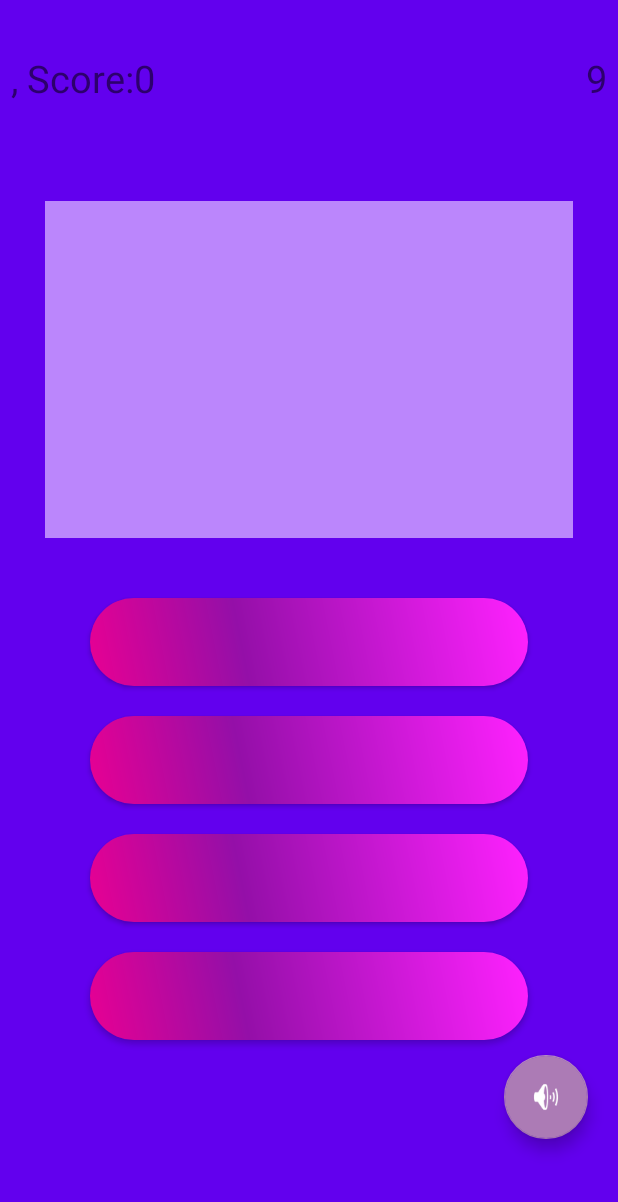
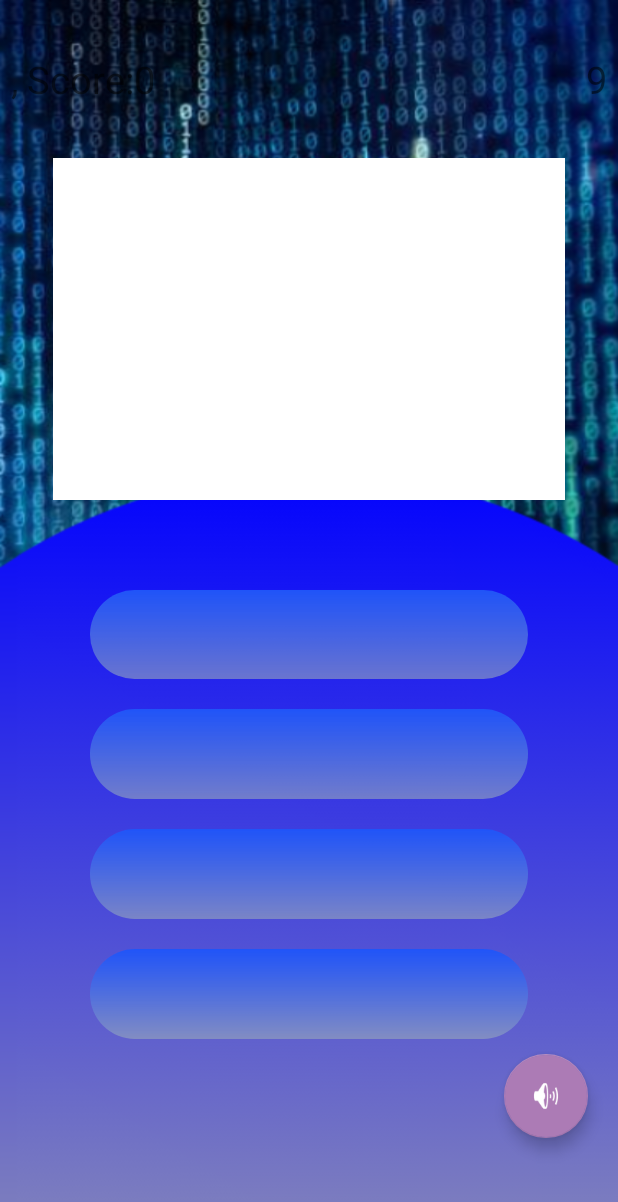
Before and after one commit to SaarSkittel/WhoWantsToBeAProgrammer, an Android app: the GamePlayActivity screen opened directly, with no data from a screen before it, on a phone screen of 412 x 824 dp. Shown: the top 1202 px of the screen. Run offline under Robolectric (Android 15) with nearby library versions, the phone set to English and light mode, and no system bars; 16 statements that could not run were skipped.

Commit message:
05.07.21 19:42
- ui changes
- music button gameplay

```diff
--- a/app/src/main/java/com/hit/whowantstobeaprogrammer/AnswerButton.java
+++ b/app/src/main/java/com/hit/whowantstobeaprogrammer/AnswerButton.java
@@ -29,11 +29,11 @@ public class AnswerButton extends androidx.appcompat.widget.AppCompatButton {
 
     }
     public void ButtonSelected(){
-        ChangeColor(R.drawable.bluebuttonshape);
+        ChangeColor(R.drawable.buttonshape);
         this.setClickable(false);
     }
     public void ButtonReset(){
-        ChangeColor(R.drawable.buttonshape);
+        ChangeColor(R.drawable.bluebuttonshape);
         this.setClickable(true);
     }
     public void WrongAnswer() {
--- a/app/src/main/java/com/hit/whowantstobeaprogrammer/GamePlayActivity.java
+++ b/app/src/main/java/com/hit/whowantstobeaprogrammer/GamePlayActivity.java
@@ -11,7 +11,9 @@ import android.os.CountDownTimer;
 import android.os.Handler;
 import android.view.View;
 import android.widget.TextView;
-import android.widget.Toast;
+
+
+import com.google.android.material.floatingactionbutton.FloatingActionButton;
 
 import java.lang.reflect.Field;
 import java.util.ArrayList;
@@ -19,11 +21,11 @@ import java.util.Arrays;
 import java.util.Collections;
 import java.util.List;
 
-import java.util.Map;
+
 import java.util.Random;
 
 public class GamePlayActivity extends AppCompatActivity {
-
+    FloatingActionButton music;
     Boolean musicOnOrOff;
     SharedPreferences sp;
     MediaPlayer backgroundMusic;
@@ -55,7 +57,9 @@ public class GamePlayActivity extends AppCompatActivity {
     @Override
     protected void onResume() {
         super.onResume();
-        backgroundMusic.start();
+        backgroundMusic.stop();
+        musicOnOrOff = sp.getBoolean("status", true);
+        musicControl();
     }
 
     @Override
@@ -78,15 +82,14 @@ public class GamePlayActivity extends AppCompatActivity {
     @Override
     protected void onCreate(Bundle savedInstanceState) {
         super.onCreate(savedInstanceState);
+        setContentView(R.layout.activity_game_play);
         sp = getSharedPreferences("user_details",MODE_PRIVATE);
         musicOnOrOff = sp.getBoolean("status",true);
-        setContentView(R.layout.activity_game_play);
         backgroundMusic = new MediaPlayer();
         backgroundMusic = MediaPlayer.create(GamePlayActivity.this,R.raw.background);
         score=sp.getInt("score",0);
         Name = findViewById(R.id.name_score);
         Name.setText(sp.getString("user_name","")+", Score:"+ score);
-        musicOnOrOff = sp.getBoolean("status",true);
 
         Field [] fields= R.array.class.getFields();
         ids= new ArrayList<Integer>(fields.length);
@@ -97,12 +100,22 @@ public class GamePlayActivity extends AppCompatActivity {
 
         if(musicOnOrOff){
             backgroundMusic.start();
+            musicControl();
         }
         QuestionTV=findViewById(R.id.question_tv);
         Answer1=findViewById(R.id.answer1_btn);
         Answer2=findViewById(R.id.answer2_btn);
         Answer3=findViewById(R.id.answer3_btn);
         Answer4=findViewById(R.id.answer4_btn);
+        music =findViewById(R.id.test);
+        music.setOnClickListener(new View.OnClickListener() {
+            @Override
+            public void onClick(View v) {
+                musicOnOrOff=!musicOnOrOff;
+                musicControl();
+            }
+        });
+        musicControl();
         StartGame();
     }
 
@@ -224,5 +237,16 @@ public class GamePlayActivity extends AppCompatActivity {
             Answer=Answer4;
         }
     }
+    private void musicControl() {
+        if (!musicOnOrOff) {
+            backgroundMusic.stop();
+            music.setImageResource(android.R.drawable.ic_lock_silent_mode);
+        } else {
+            backgroundMusic = MediaPlayer.create(GamePlayActivity.this, R.raw.background);
+            backgroundMusic.start();
+            music.setImageResource(android.R.drawable.ic_lock_silent_mode_off);
+        }
+    }
+
 
 }
--- a/app/src/main/res/drawable/bluebuttonshape.xml
+++ b/app/src/main/res/drawable/bluebuttonshape.xml
@@ -4,11 +4,11 @@
         android:radius="35dp"
         />
     <gradient
-        android:angle="45"
-        android:centerX="35%"
-        android:centerColor="#0A2936"
-        android:startColor="#5690E8"
-        android:endColor="#4F8AFF"
+        android:angle="270"
+        android:centerX="16"
+        android:centerY="484"
+        android:startColor="#2054F8"
+        android:endColor="#99AB"
         android:type="linear"
         />
     <padding
@@ -18,7 +18,7 @@
         android:bottom="0dp"
         />
     <size
-        android:width="270dp"
-        android:height="60dp"
+        android:width="362dp"
+        android:height="67dp"
         />
 </shape>
--- a/app/src/main/res/drawable/greenbuttonshape.xml
+++ b/app/src/main/res/drawable/greenbuttonshape.xml
@@ -4,11 +4,11 @@
         android:radius="35dp"
         />
     <gradient
-        android:angle="45"
-        android:centerX="35%"
-        android:centerColor="#19400F"
-        android:startColor="#0CE829"
-        android:endColor="#30FF4C"
+        android:angle="270"
+        android:centerX="16"
+        android:centerY="484"
+        android:startColor="#20F827"
+        android:endColor="#FFFFFF"
         android:type="linear"
         />
     <padding
--- a/app/src/main/res/drawable/redbuttonshape.xml
+++ b/app/src/main/res/drawable/redbuttonshape.xml
@@ -4,11 +4,11 @@
         android:radius="35dp"
         />
     <gradient
-        android:angle="45"
-        android:centerX="35%"
-        android:centerColor="#660714"
-        android:startColor="#E80911"
-        android:endColor="#FF2635"
+        android:angle="270"
+        android:centerX="16"
+        android:centerY="484"
+        android:startColor="#F82020"
+        android:endColor="#EBE4E6"
         android:type="linear"
         />
     <padding
--- a/app/src/main/res/layout/activity_game_play.xml
+++ b/app/src/main/res/layout/activity_game_play.xml
@@ -6,7 +6,7 @@
     android:layout_height="match_parent"
     tools:context=".GamePlayActivity"
     android:orientation="vertical"
-    android:background="@color/purple_500">
+    android:background="@drawable/gameplaybackground">
 
     <FrameLayout
         android:layout_width="match_parent"
@@ -21,32 +21,35 @@
             android:layout_gravity="center|start"/>
 
         <TextView
+            android:id="@+id/timer_Tv"
             android:layout_width="wrap_content"
             android:layout_height="wrap_content"
-            android:id="@+id/timer_Tv"
+            android:layout_gravity="center|end"
             android:text="00:30"
-            android:textSize="25sp"
-            android:layout_gravity="center|end"/>
+            android:textSize="25sp" />
+
     </FrameLayout>
 
     <TextView
         android:id="@+id/question_tv"
         android:layout_width="match_parent"
         android:layout_height="0dp"
-        android:layout_weight="2.5"
         android:layout_marginLeft="35dp"
         android:layout_marginRight="35dp"
-        android:layout_margin="30dp"
+        android:layout_weight="2.5"
+        android:background="@color/white"
         android:shadowRadius="20"
         android:textSize="20dp"
         android:textStyle="italic"
-        android:background="@color/purple_200" />
+
+        />
 
     <LinearLayout
         android:id="@+id/answer1_btns_LY"
         android:layout_width="match_parent"
         android:layout_height="0dp"
         android:layout_weight="3.5"
+        android:layout_marginTop="50dp"
         android:orientation="vertical"
         android:layout_marginLeft="50dp"
         android:layout_marginRight="50dp">
@@ -89,19 +92,19 @@
     </LinearLayout>
 
     <com.google.android.material.floatingactionbutton.FloatingActionButton
-        android:id="@+id/music_btn"
+        android:id="@+id/test"
         android:layout_width="wrap_content"
         android:layout_height="0dp"
-        android:layout_weight="1"
-        android:layout_marginBottom="30dp"
-        android:clickable="true"
         android:layout_gravity="center|end"
         android:layout_marginEnd="20dp"
+        android:layout_marginBottom="30dp"
+        android:layout_weight="1"
+        android:clickable="true"
+        android:src="@android:drawable/ic_lock_silent_mode_off"
         app:backgroundTint="#AC7BB5"
         app:layout_constraintBottom_toBottomOf="parent"
         app:layout_constraintEnd_toEndOf="parent"
         app:layout_constraintHorizontal_bias="0.104"
-        app:layout_constraintStart_toStartOf="parent"
-        android:src="@android:drawable/ic_lock_silent_mode_off" />
+        app:layout_constraintStart_toStartOf="parent" />
 
 </LinearLayout>
```
Also changed, not shown: app/src/main/res/layout/activity_main.xml (+20 -22 lines), app/src/main/res/drawable/background.png (added), app/src/main/res/drawable/gameplaybackground.PNG (added).
